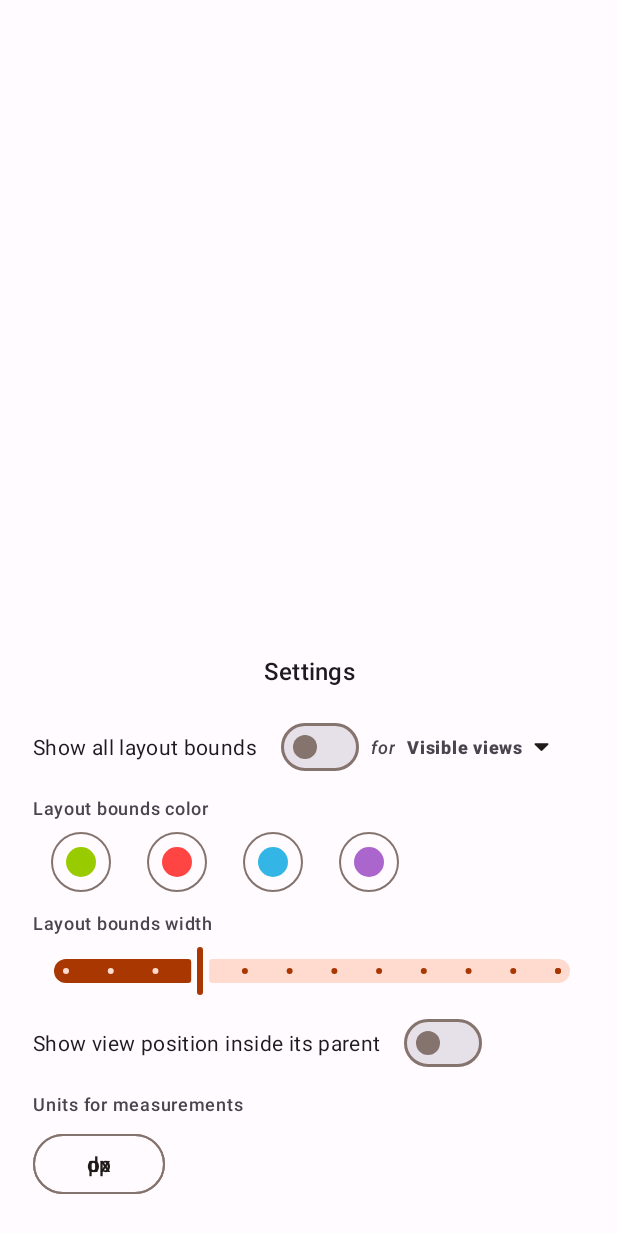
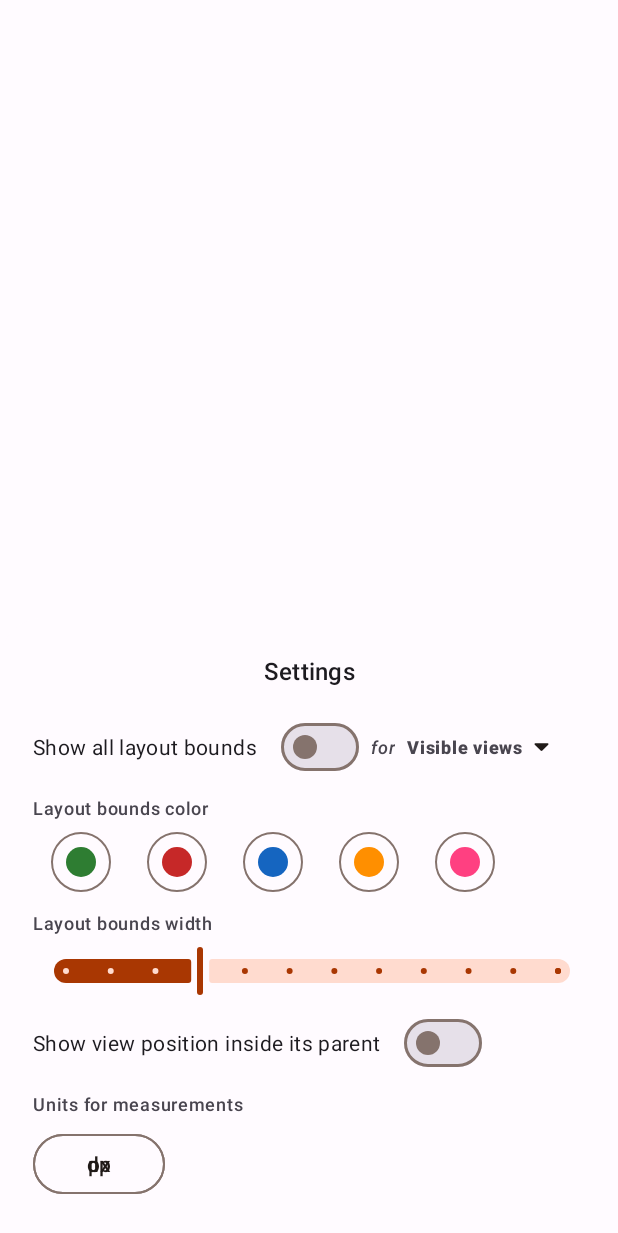
Before and after one commit to DrHowdyDoo/LayoutInspector, an Android app: the layout assistant_layout.xml on its own in the app's theme, with its tools: preview values and no code run, on a phone screen of 412 x 824 dp. Shown: the top 1233 px of the screen. Run offline under Robolectric (Android 15) with nearby library versions, the phone set to English and light mode, and no system bars; plain views replace MaterialButtonGroup.

Commit message:
- Add new color and changed shade of existing ones

```diff
--- a/app/src/main/java/com/drhowdydoo/layoutinspector/util/DrawableLayoutHelper.java
+++ b/app/src/main/java/com/drhowdydoo/layoutinspector/util/DrawableLayoutHelper.java
@@ -24,7 +24,7 @@ public class DrawableLayoutHelper {
     }
 
     public static void notifyPreferenceChange(){
-        paintColor = preferences.getInt("SETTINGS_STROKE_COLOR", Color.GREEN);
+        paintColor = preferences.getInt("SETTINGS_STROKE_COLOR", Color.parseColor("#2E7D32"));
         paintWidth = preferences.getFloat("SETTINGS_STROKE_WIDTH", 2.5f);
         showLayoutBounds = preferences.getBoolean("SETTINGS_SHOW_LAYOUT_BOUNDS", false);
         showViewPosition = preferences.getBoolean("SETTINGS_SHOW_VIEW_POSITION", false);
--- a/app/src/main/res/layout/settings_layout.xml
+++ b/app/src/main/res/layout/settings_layout.xml
@@ -119,7 +119,7 @@
                                 style="?materialIconButtonOutlinedStyle"
                                 app:icon="@drawable/ic_round"
                                 android:layout_marginHorizontal="8dp"
-                                app:iconTint="@android:color/holo_green_light"
+                                app:iconTint="#2E7D32"
                                 android:layout_width="wrap_content"
                                 android:layout_height="wrap_content"
                                 />
@@ -129,7 +129,7 @@
                                 style="?materialIconButtonOutlinedStyle"
                                 app:icon="@drawable/ic_round"
                                 android:layout_marginHorizontal="8dp"
-                                app:iconTint="@android:color/holo_red_light"
+                                app:iconTint="#C62828"
                                 android:layout_width="wrap_content"
                                 android:layout_height="wrap_content"
                                 />
@@ -139,7 +139,7 @@
                                 style="?materialIconButtonOutlinedStyle"
                                 app:icon="@drawable/ic_round"
                                 android:layout_marginHorizontal="8dp"
-                                app:iconTint="@android:color/holo_blue_light"
+                                app:iconTint="#1565C0"
                                 android:layout_width="wrap_content"
                                 android:layout_height="wrap_content"
                                 />
@@ -149,7 +149,17 @@
                                 style="?materialIconButtonOutlinedStyle"
                                 app:icon="@drawable/ic_round"
                                 android:layout_marginHorizontal="8dp"
-                                app:iconTint="@android:color/holo_purple"
+                                app:iconTint="#FF8F00"
+                                android:layout_width="wrap_content"
+                                android:layout_height="wrap_content"
+                                />
+
+                            <com.google.android.material.button.MaterialButton
+                                android:id="@+id/btnPink"
+                                style="?materialIconButtonOutlinedStyle"
+                                app:icon="@drawable/ic_round"
+                                android:layout_marginHorizontal="8dp"
+                                app:iconTint="#FF4081"
                                 android:layout_width="wrap_content"
                                 android:layout_height="wrap_content"
                                 />
```
Also changed, not shown: app/src/main/java/com/drhowdydoo/layoutinspector/service/AssistSession.java (+27 -5 lines).
